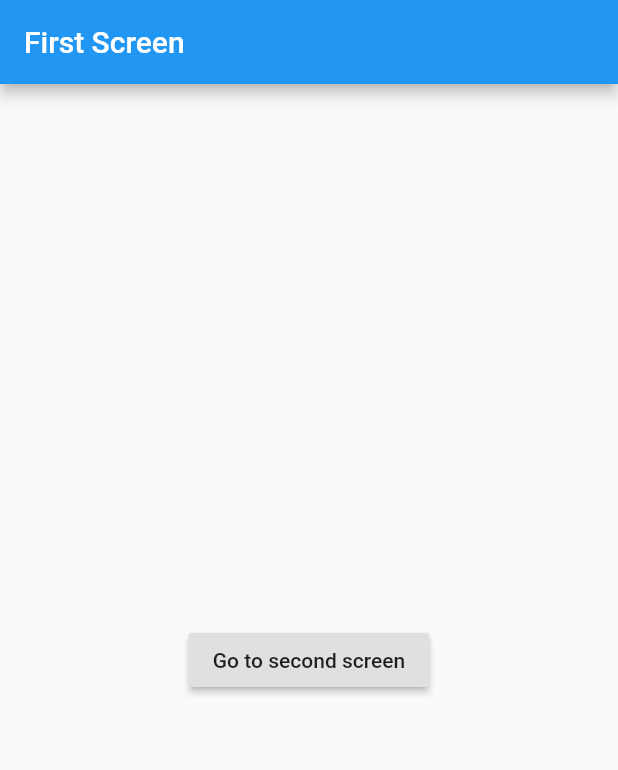
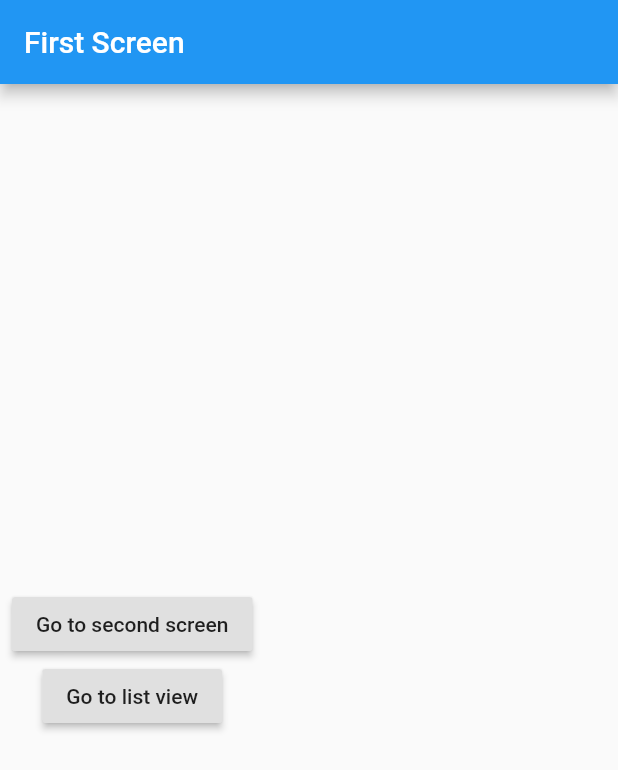
Before and after one commit to raphaelguye/flutter-navigation, a Flutter app: the screen it shows after launch, on a phone screen of 412 x 824 dp. Shown: the top 770 px of the screen. Run offline on Flutter 3.47's test engine with Material 2 defaults, Android fonts, the phone set to English and light mode, and no system bars; our stand-ins replace get_it; missing offline and left inert: rx_command, rx_widgets; statements that could not run were skipped.

Commit message:
Prepare the next view with the navigation service

```diff
--- a/lib/Services/ANavigationService.dart
+++ b/lib/Services/ANavigationService.dart
@@ -1,7 +1,7 @@
 import 'package:flutter/material.dart';
 
 enum PageToken {
-  FirstScreen, SecondScreen
+  FirstScreen, SecondScreen, ListViewScreen,
 }
 
 abstract class ANavigationService {
--- a/lib/ViewModels/AFirstScreenViewModel.dart
+++ b/lib/ViewModels/AFirstScreenViewModel.dart
@@ -2,4 +2,5 @@ import 'package:flutter/material.dart';
 
 abstract class AFirstScreenViewModel {
   void buttonClicked(BuildContext context);
+  void buttonListViewClicked(BuildContext context);
 }
--- /dev/null
+++ b/lib/ViewModels/AListViewScreenViewModel.dart
@@ -0,0 +1,3 @@
+import 'package:flutter/material.dart';
+
+abstract class AListViewScreenViewModel {}
--- a/lib/ViewModels/FirstScreenViewModel.dart
+++ b/lib/ViewModels/FirstScreenViewModel.dart
@@ -3,7 +3,6 @@ import 'AFirstScreenViewModel.dart';
 import '../Services/ANavigationService.dart';
 
 class FirstScreenViewModel implements AFirstScreenViewModel {
-
   ANavigationService navigationService;
 
   FirstScreenViewModel(ANavigationService navigationService) {
@@ -16,4 +15,11 @@ class FirstScreenViewModel implements AFirstScreenViewModel {
 
     navigationService.navigate(PageToken.SecondScreen, context);
   }
+
+  @override
+  void buttonListViewClicked(BuildContext context) {
+    print('Ask for navigate to the list view screen');
+
+    navigationService.navigate(PageToken.ListViewScreen, context);
+  }
 }
--- /dev/null
+++ b/lib/ViewModels/ListViewScreenViewModel.dart
@@ -0,0 +1,11 @@
+import 'package:flutter/material.dart';
+import 'AListViewScreenViewModel.dart';
+import '../Services/ANavigationService.dart';
+
+class ListViewScreenViewModel implements AListViewScreenViewModel {
+  ANavigationService navigationService;
+
+  ListViewScreenViewModel(ANavigationService navigationService) {
+    this.navigationService = navigationService;
+  }
+}
--- a/lib/Views/FirstScreen.dart
+++ b/lib/Views/FirstScreen.dart
@@ -8,7 +8,6 @@ class FirstScreen extends StatefulWidget {
 }
 
 class FirstScreenState extends State<FirstScreen> {
-
   AFirstScreenViewModel viewModel;
 
   @override
@@ -23,14 +22,25 @@ class FirstScreenState extends State<FirstScreen> {
         appBar: AppBar(
           title: Text('First Screen'),
         ),
-        body: Center(
-          child: RaisedButton(
+        body: Padding(
+            padding: EdgeInsets.all(8.0),
+            child: Column(
+              crossAxisAlignment: CrossAxisAlignment.center,
+              mainAxisAlignment: MainAxisAlignment.center,
+              children: <Widget>[
+                RaisedButton(
                   child: Text('Go to second screen'),
                   onPressed: () {
                     viewModel.buttonClicked(context);
                   },
                 ),
-        ),
-      );
+                RaisedButton(
+                  child: Text('Go to list view'),
+                  onPressed: () {
+                    viewModel.buttonListViewClicked(context);
+                  },
+                )
+              ],
+            )));
   }
 }
```
Also changed, not shown: lib/IoCManager.dart (+8 -6 lines), lib/Services/NavigationService.dart (+8 -3 lines), lib/Views/ListViewScreen.dart (added, +30 -0 lines). Lines whose indentation alone changed are shown as unchanged.
